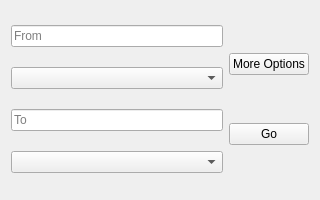
This is mainwindow.ui in reodge/journeyplanner as Qt 5 draws it before an edit. The edited form follows.
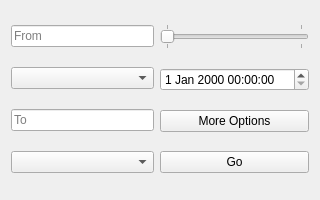
This is the edited form.

Commit message: Added time to main UI. Sets initial time to current time.

Patch:
```diff
--- a/mainwindow.ui
+++ b/mainwindow.ui
@@ -58,6 +58,29 @@
     </item>
     <item>
      <layout class="QVBoxLayout" name="verticalLayout_2">
+      <item>
+       <widget class="QSlider" name="verticalSlider">
+        <property name="maximum">
+         <number>1</number>
+        </property>
+        <property name="orientation">
+         <enum>Qt::Horizontal</enum>
+        </property>
+        <property name="invertedAppearance">
+         <bool>false</bool>
+        </property>
+        <property name="tickPosition">
+         <enum>QSlider::TicksBothSides</enum>
+        </property>
+       </widget>
+      </item>
+      <item>
+       <widget class="QDateTimeEdit" name="dateTime">
+        <property name="calendarPopup">
+         <bool>false</bool>
+        </property>
+       </widget>
+      </item>
       <item>
        <widget class="QPushButton" name="btnOptions">
         <property name="locale">
```
The commit also changes 1 other file.
